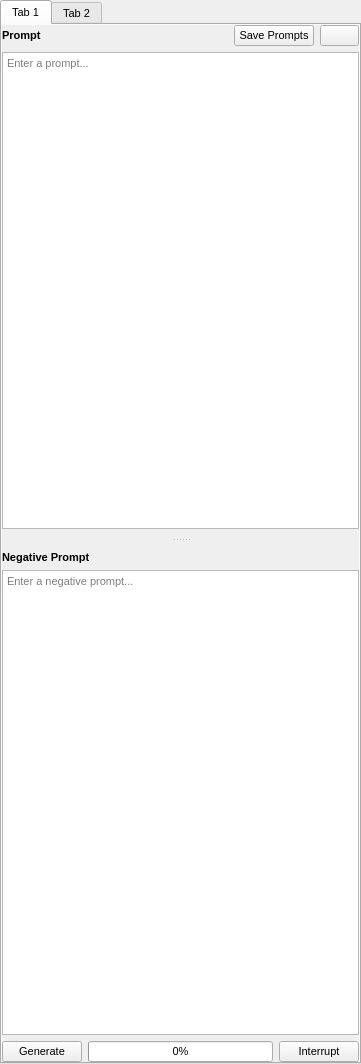
Capsize-Games/airunner, file src/airunner/widgets/generator_form/templates/generatorform.ui: the form before one commit.
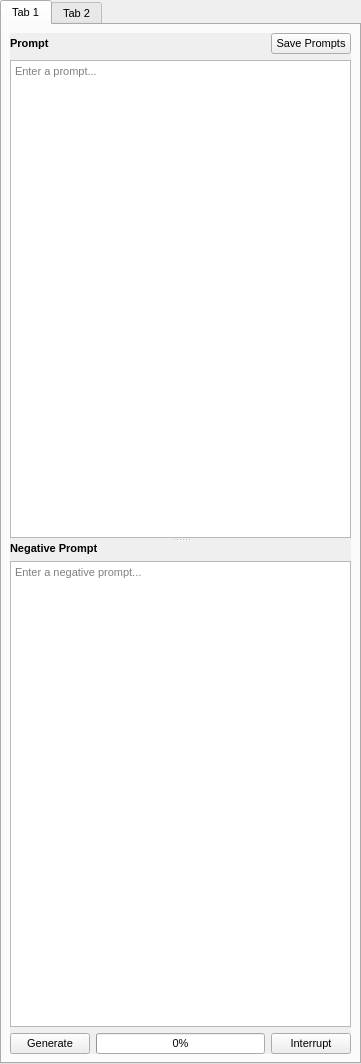
The form after the commit. Icons and pictures are not drawn. Custom widgets are drawn as their Qt base class.

Diff of the .ui file:
```diff
--- a/src/airunner/widgets/generator_form/templates/generatorform.ui
+++ b/src/airunner/widgets/generator_form/templates/generatorform.ui
@@ -45,16 +45,16 @@
       </attribute>
       <layout class="QGridLayout" name="gridLayout_3">
        <property name="leftMargin">
-        <number>0</number>
+        <number>8</number>
        </property>
        <property name="topMargin">
-        <number>0</number>
+        <number>8</number>
        </property>
        <property name="rightMargin">
-        <number>0</number>
+        <number>8</number>
        </property>
        <property name="bottomMargin">
-        <number>0</number>
+        <number>8</number>
        </property>
        <item row="0" column="0">
         <widget class="QScrollArea" name="scrollArea">
@@ -72,8 +72,8 @@
            <rect>
             <x>0</x>
             <y>0</y>
-            <width>357</width>
-            <height>1038</height>
+            <width>341</width>
+            <height>1022</height>
            </rect>
           </property>
           <layout class="QGridLayout" name="gridLayout">
@@ -96,8 +96,17 @@
              </property>
              <widget class="QWidget" name="layoutWidget">
               <layout class="QGridLayout" name="gridLayout_2">
+               <property name="leftMargin">
+                <number>0</number>
+               </property>
+               <property name="topMargin">
+                <number>0</number>
+               </property>
+               <property name="rightMargin">
+                <number>0</number>
+               </property>
                <property name="bottomMargin">
-                <number>9</number>
+                <number>0</number>
                </property>
                <item row="0" column="1">
                 <layout class="QHBoxLayout" name="horizontalLayout_6">
@@ -121,20 +130,6 @@
                    </property>
                   </widget>
                  </item>
-                 <item>
-                  <widget class="QPushButton" name="ai_button">
-                   <property name="text">
-                    <string/>
-                   </property>
-                   <property name="icon">
-                    <iconset resource="../../../resources_light.qrc">
-                     <normaloff>:/icons/light/artificial-intelligence-ai-chip-icon.svg</normaloff>:/icons/light/artificial-intelligence-ai-chip-icon.svg</iconset>
-                   </property>
-                   <property name="checkable">
-                    <bool>true</bool>
-                   </property>
-                  </widget>
-                 </item>
                 </layout>
                </item>
                <item row="0" column="0">
@@ -161,8 +156,17 @@
              </widget>
              <widget class="QWidget" name="layoutWidget">
               <layout class="QVBoxLayout" name="verticalLayout_6">
+               <property name="leftMargin">
+                <number>0</number>
+               </property>
                <property name="topMargin">
-                <number>9</number>
+                <number>0</number>
+               </property>
+               <property name="rightMargin">
+                <number>0</number>
+               </property>
+               <property name="bottomMargin">
+                <number>0</number>
                </property>
                <item>
                 <widget class="QLabel" name="label_2">
```
Left out of the diff: 14 changed lines with no effect on the pictures.
